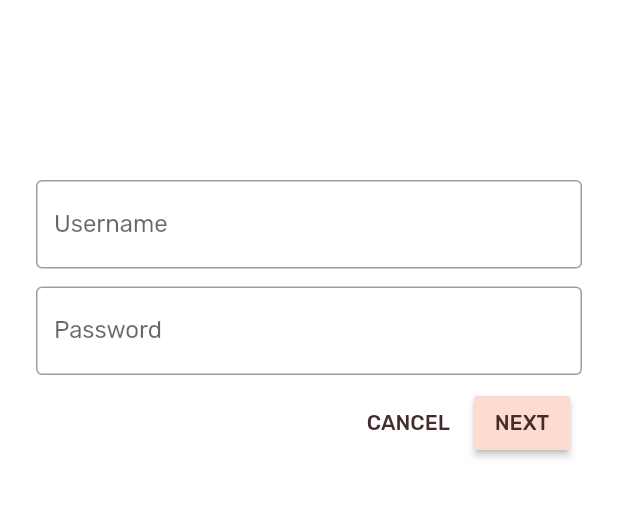
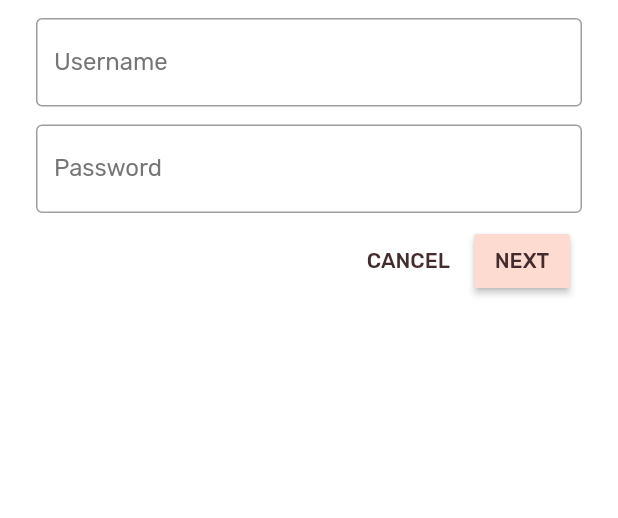
Before and after one commit to azusanosuke/MDC-101-Flutter, a Flutter app: the screen it shows after launch, on a phone screen of 412 x 824 dp, the part 237-755 px from its top. Run offline on Flutter 3.47's test engine with Material 2 defaults, Android fonts, the phone set to English and light mode, and no system bars.

```diff
--- a/lib/home.dart
+++ b/lib/home.dart
@@ -48,7 +48,7 @@ class HomePage extends StatelessWidget {
                   crossAxisAlignment: CrossAxisAlignment.center,
                   // Change innermost Column (103)
                   children: <Widget>[
-                    // Handle overflowing labels (103)
+                    // TODO: Handle overflowing labels (103)
                     Text(
                       product == null ? '' : product.name,
                       style: theme.textTheme.button,
@@ -56,7 +56,7 @@ class HomePage extends StatelessWidget {
                       overflow: TextOverflow.ellipsis,
                       maxLines: 1,
                     ),
-                    const SizedBox(height: 8),
+                    const SizedBox(height: 4),
                     Text(
                       product == null ? '' : formatter.format(product.price),
                       style: theme.textTheme.caption,
--- a/lib/login.dart
+++ b/lib/login.dart
@@ -20,9 +20,27 @@ class LoginPage extends StatefulWidget {
 }
 
 class _LoginPageState extends State<LoginPage> {
-  // TODO: Add text editing controllers (101)
+  // Add text editing controllers (101)
   final _usernameController = TextEditingController();
   final _passwordController = TextEditingController();
+  final _unfocusedColor = Colors.grey[600];
+  final _usernameFocusNode = FocusNode();
+  final _passwordFocusNode = FocusNode();
+
+  void initState() {
+    super.initState();
+    _usernameFocusNode.addListener(() {
+      setState(() {
+        //Redraw so that the username label reflects the focus state
+      });
+    });
+    _passwordFocusNode.addListener(() {
+      setState(() {
+        //Redraw so that the password label reflects the focus state
+      });
+    });
+  }
+
   @override
   Widget build(BuildContext context) {
     return Scaffold(
@@ -41,24 +59,31 @@ class _LoginPageState extends State<LoginPage> {
                 ),
               ],
             ),
-            const SizedBox(height: 120),
+            const SizedBox(height: 12),
             // TODO: Wrap Username with AccentColorOverride (103)
             // Remove filled: true values (103)
             TextField(
               controller: _usernameController,
-              decoration: const InputDecoration(
-                // Removed filled:true
+              decoration: InputDecoration(
                 labelText: 'Username',
+                labelStyle: TextStyle(
+                    color: _usernameFocusNode.hasFocus
+                        ? Theme.of(context).accentColor
+                        : _unfocusedColor),
               ),
+              focusNode: _usernameFocusNode,
             ),
-            const SizedBox(height: 12),
+            SizedBox(height: 12.0),
             TextField(
               controller: _passwordController,
-              decoration: const InputDecoration(
-                // Removed filled: true
+              decoration: InputDecoration(
                 labelText: 'Password',
+                labelStyle: TextStyle(
+                    color: _passwordFocusNode.hasFocus
+                        ? Theme.of(context).accentColor
+                        : _unfocusedColor),
               ),
-              obscureText: true,
+              focusNode: _passwordFocusNode,
             ),
             // TODO: Wrap Password with AccentColorOverride (103)
             // TODO: Add TextField widgets (101)
```
Also changed, not shown: lib/app.dart (+13 -3 lines).
